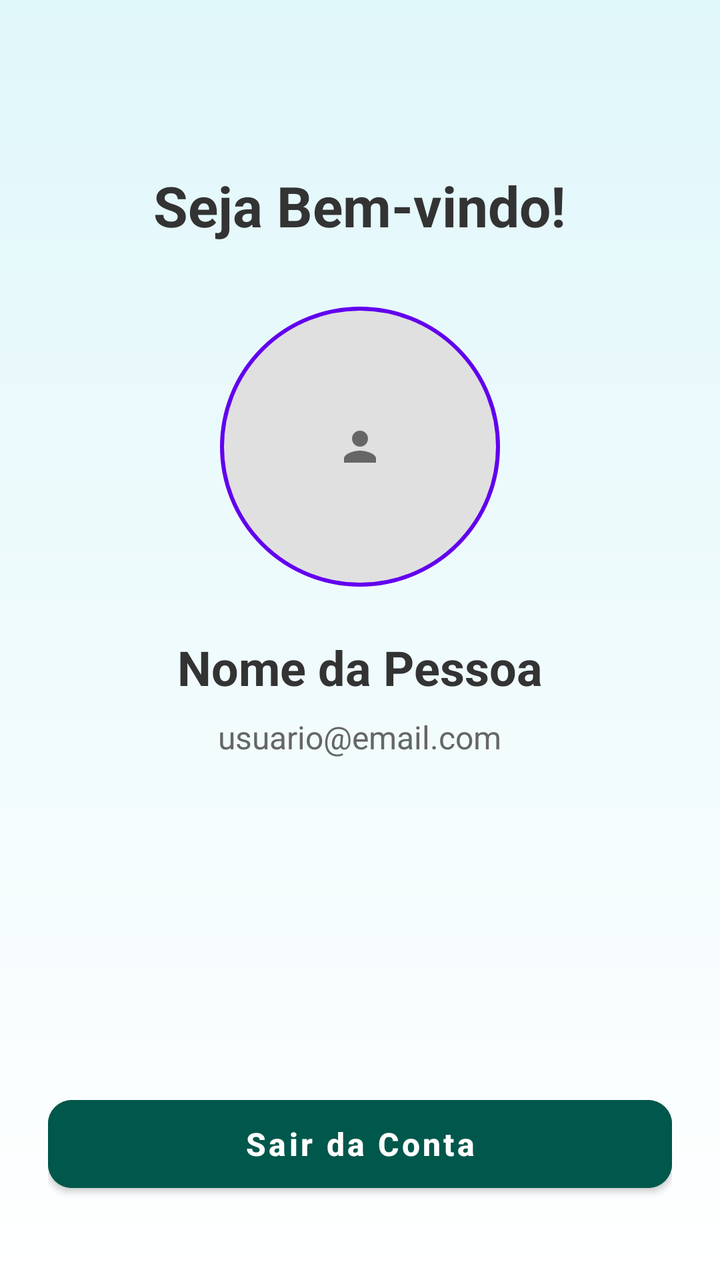
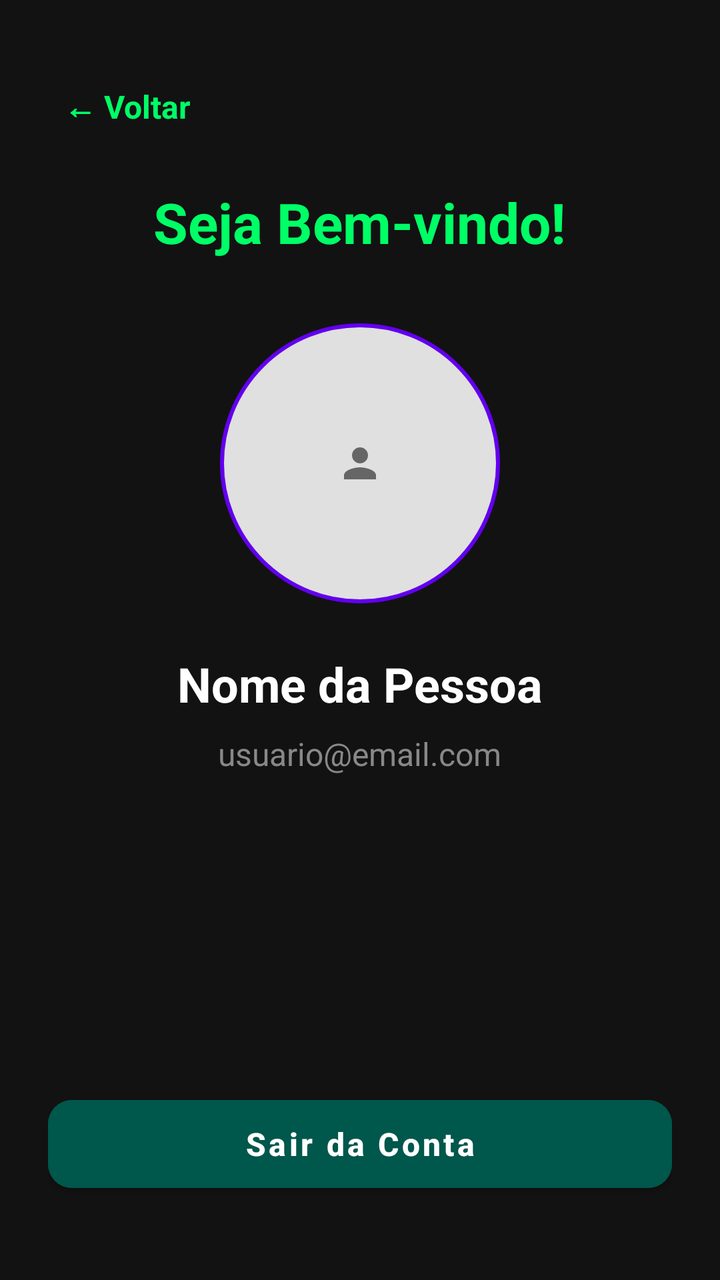

An Android layout rendered at two revisions. The XML below is the earlier revision; the diff shows what the commit changed to produce the second picture.
<!-- AndroidManifest.xml: application theme Theme.EnzoSanches -->
<!-- res/layout/activity_tela_perfil.xml -->
<?xml version="1.0" encoding="utf-8"?>
<LinearLayout xmlns:android="http://schemas.android.com/apk/res/android"
    android:layout_width="match_parent"
    android:layout_height="match_parent"
    android:orientation="vertical"
    android:gravity="center_horizontal"
    android:background="@drawable/bg_degrade"
    android:padding="24dp">

    <TextView
        android:layout_width="wrap_content"
        android:layout_height="wrap_content"
        android:text="Seja Bem-vindo!"
        android:textSize="28sp"
        android:textStyle="bold"
        android:textColor="#333333"
        android:layout_marginTop="60dp"
        android:layout_marginBottom="32dp" />

    <ImageView
        android:layout_width="140dp"
        android:layout_height="140dp"
        android:background="@drawable/shape_circulo_perfil"
        android:src="@drawable/ic_person"
        android:scaleType="centerInside"
        android:padding="24dp"
        android:layout_marginBottom="24dp" />

    <TextView
        android:id="@+id/txtNomePerfil"
        android:layout_width="wrap_content"
        android:layout_height="wrap_content"
        android:text="Nome da Pessoa"
        android:textSize="24sp"
        android:textStyle="bold"
        android:textColor="#333333"
        android:layout_marginBottom="8dp" />

    <TextView
        android:id="@+id/txtEmailPerfil"
        android:layout_width="wrap_content"
        android:layout_height="wrap_content"
        android:text="usuario@email.com"
        android:textSize="16sp"
        android:textColor="#666666" />

    <View
        android:layout_width="match_parent"
        android:layout_height="0dp"
        android:layout_weight="1"/>

    <Button
        android:id="@+id/btnSair"
        style="@style/FormButtonStyle"
        android:layout_width="match_parent"
        android:layout_height="56dp"
        android:layout_marginBottom="16dp"
        android:text="Sair da Conta" />

</LinearLayout>
<!-- resources referenced by this layout -->
<resources>
  <!-- drawable bg_degrade (drawable) -->
  <?xml version="1.0" encoding="utf-8"?>
  <shape xmlns:android="http://schemas.android.com/apk/res/android"
      android:shape="rectangle">
      <gradient
          android:startColor="@color/baby_blue"
          android:endColor="@color/white"
          android:angle="270" />
  </shape>
  <!-- drawable ic_person (drawable) -->
  <vector xmlns:android="http://schemas.android.com/apk/res/android"
      android:width="24dp"
      android:height="24dp"
      android:viewportWidth="24"
      android:viewportHeight="24">
      <path
          android:fillColor="#666666"
          android:pathData="M12,12c2.21,0 4,-1.79 4,-4s-1.79,-4 -4,-4 -4,1.79 -4,4 1.79,4 4,4zM12,14c-2.67,0 -8,1.34 -8,4v2h16v-2c0,-2.66 -5.33,-4 -8,-4z"/>
  </vector>
  <!-- drawable shape_circulo_perfil (drawable) -->
  <?xml version="1.0" encoding="utf-8"?>
  <shape xmlns:android="http://schemas.android.com/apk/res/android" android:shape="oval">
      <solid android:color="#E0E0E0" />
      <stroke android:width="2dp" android:color="#6200EE" />
  </shape>
  <style name="FormButtonStyle">
          <item name="android:layout_width">match_parent</item>
          <item name="android:layout_height">55dp</item>
          <item name="android:textColor">#FFFFFF</item>
          <item name="android:textStyle">bold</item>
          <item name="android:textSize">16sp</item>
          <item name="android:backgroundTint">@color/primary</item>
          <item name="android:textAllCaps">false</item>
          <item name="cornerRadius">12dp</item>
      </style>
  <style name="Theme.EnzoSanches" parent="Theme.MaterialComponents.DayNight.NoActionBar">
          <item name="colorPrimary">#00574B</item>
          <item name="colorPrimaryVariant">#003D33</item>
          <item name="colorOnPrimary">@color/white</item>
  
          <item name="colorSecondary">#008577</item>
          <item name="colorSecondaryVariant">#00574B</item>
          <item name="colorOnSecondary">@color/white</item>
  
          <item name="android:statusBarColor">#003D33</item>
  
          <item name="windowNoTitle">true</item>
          <item name="windowActionBar">false</item>
      </style>
  <color name="baby_blue">#E0F7FA</color>
  <color name="white">#FFFFFFFF</color>
  <color name="primary">#00574B</color>
</resources>

<!-- the commit's change to res/layout/activity_tela_perfil.xml (unified diff, before → after) -->
@@ -4,8 +4,21 @@
     android:layout_height="match_parent"
     android:orientation="vertical"
     android:gravity="center_horizontal"
-    android:background="@drawable/bg_degrade"
+    android:background="#121212"
     android:padding="24dp">
+
+    <TextView
+        android:id="@+id/btnVoltarPerfil"
+        android:layout_width="wrap_content"
+        android:layout_height="wrap_content"
+        android:text="← Voltar"
+        android:textColor="#00FF66"
+        android:textSize="16sp"
+        android:textStyle="bold"
+        android:padding="8dp"
+        android:layout_gravity="start"
+        android:layout_marginTop="10dp"
+        android:layout_marginBottom="20dp"/>
 
     <TextView
         android:layout_width="wrap_content"
@@ -13,8 +26,7 @@
         android:text="Seja Bem-vindo!"
         android:textSize="28sp"
         android:textStyle="bold"
-        android:textColor="#333333"
-        android:layout_marginTop="60dp"
+        android:textColor="#00FF66"
         android:layout_marginBottom="32dp" />
 
     <ImageView
@@ -33,7 +45,7 @@
         android:text="Nome da Pessoa"
         android:textSize="24sp"
         android:textStyle="bold"
-        android:textColor="#333333"
+        android:textColor="#FFFFFF"
         android:layout_marginBottom="8dp" />
 
     <TextView
@@ -42,12 +54,12 @@
         android:layout_height="wrap_content"
         android:text="usuario@email.com"
         android:textSize="16sp"
-        android:textColor="#666666" />
+        android:textColor="#888888" />
 
     <View
         android:layout_width="match_parent"
         android:layout_height="0dp"
-        android:layout_weight="1"/>
+        android:layout_weight="1" />
 
     <Button
         android:id="@+id/btnSair"
<!-- resource entries referenced after the edit -->
@@ -1,14 +1,5 @@
 <!-- resources referenced by this layout -->
 <resources>
-  <!-- drawable bg_degrade (drawable) -->
-  <?xml version="1.0" encoding="utf-8"?>
-  <shape xmlns:android="http://schemas.android.com/apk/res/android"
-      android:shape="rectangle">
-      <gradient
-          android:startColor="@color/baby_blue"
-          android:endColor="@color/white"
-          android:angle="270" />
-  </shape>
   <!-- drawable ic_person (drawable) -->
   <vector xmlns:android="http://schemas.android.com/apk/res/android"
       android:width="24dp"
@@ -49,7 +40,6 @@
           <item name="windowNoTitle">true</item>
           <item name="windowActionBar">false</item>
       </style>
-  <color name="baby_blue">#E0F7FA</color>
   <color name="white">#FFFFFFFF</color>
   <color name="primary">#00574B</color>
 </resources>
